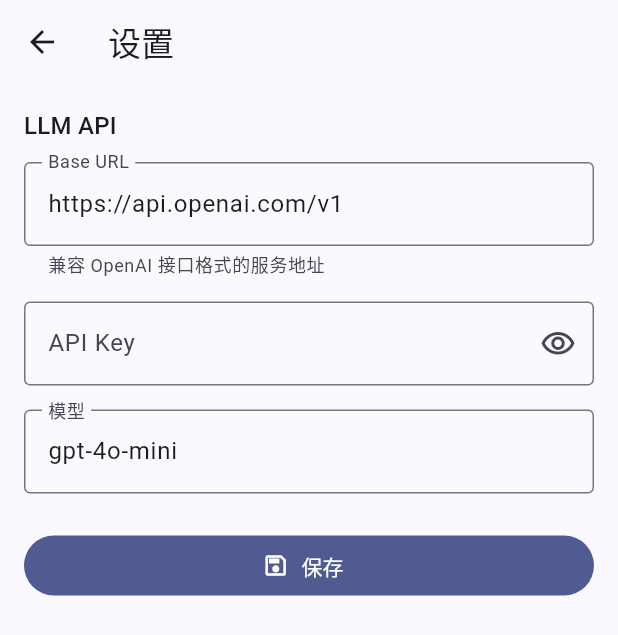
After one commit to daolao1/molan, a Flutter app: the SettingsPage screen opened directly, on a phone screen of 412 x 824 dp. The commit adds this screen. Shown: the top 635 px of the screen. Run offline on Flutter 3.47's test engine with Material 3 defaults, Android fonts, the phone set to English and light mode, and no system bars; our stand-ins replace drift, drift_flutter, shared_preferences; accounts and stored records are empty; generated files the repository leaves out were written again.

Commit message:
feat: 主界面/小说管理/四类设定条目/LLM 设置页

```diff
--- /dev/null
+++ b/lib/data/settings.dart
@@ -0,0 +1,35 @@
+import 'package:shared_preferences/shared_preferences.dart';
+
+class LlmSettings {
+  const LlmSettings(
+      {this.baseUrl = 'https://api.openai.com/v1',
+      this.apiKey = '',
+      this.model = 'gpt-4o-mini'});
+
+  final String baseUrl;
+  final String apiKey;
+  final String model;
+}
+
+class SettingsStore {
+  static const _kBaseUrl = 'llm_base_url';
+  static const _kApiKey = 'llm_api_key';
+  static const _kModel = 'llm_model';
+
+  static Future<LlmSettings> load() async {
+    final p = await SharedPreferences.getInstance();
+    const def = LlmSettings();
+    return LlmSettings(
+      baseUrl: p.getString(_kBaseUrl) ?? def.baseUrl,
+      apiKey: p.getString(_kApiKey) ?? def.apiKey,
+      model: p.getString(_kModel) ?? def.model,
+    );
+  }
+
+  static Future<void> save(LlmSettings s) async {
+    final p = await SharedPreferences.getInstance();
+    await p.setString(_kBaseUrl, s.baseUrl);
+    await p.setString(_kApiKey, s.apiKey);
+    await p.setString(_kModel, s.model);
+  }
+}
--- /dev/null
+++ b/lib/ui/settings_page.dart
@@ -0,0 +1,108 @@
+import 'package:flutter/material.dart';
+
+import '../data/settings.dart';
+
+class SettingsPage extends StatefulWidget {
+  const SettingsPage({super.key});
+
+  @override
+  State<SettingsPage> createState() => _SettingsPageState();
+}
+
+class _SettingsPageState extends State<SettingsPage> {
+  final _baseUrlCtrl = TextEditingController();
+  final _apiKeyCtrl = TextEditingController();
+  final _modelCtrl = TextEditingController();
+  bool _showKey = false;
+  bool _loaded = false;
+
+  @override
+  void initState() {
+    super.initState();
+    SettingsStore.load().then((s) {
+      if (!mounted) return;
+      setState(() {
+        _baseUrlCtrl.text = s.baseUrl;
+        _apiKeyCtrl.text = s.apiKey;
+        _modelCtrl.text = s.model;
+        _loaded = true;
+      });
+    });
+  }
+
+  @override
+  void dispose() {
+    _baseUrlCtrl.dispose();
+    _apiKeyCtrl.dispose();
+    _modelCtrl.dispose();
+    super.dispose();
+  }
+
+  Future<void> _save() async {
+    await SettingsStore.save(LlmSettings(
+      baseUrl: _baseUrlCtrl.text.trim(),
+      apiKey: _apiKeyCtrl.text.trim(),
+      model: _modelCtrl.text.trim(),
+    ));
+    if (mounted) {
+      ScaffoldMessenger.of(context)
+          .showSnackBar(const SnackBar(content: Text('已保存')));
+    }
+  }
+
+  @override
+  Widget build(BuildContext context) {
+    return Scaffold(
+      appBar: AppBar(title: const Text('设置')),
+      body: !_loaded
+          ? const Center(child: CircularProgressIndicator())
+          : ListView(
+              padding: const EdgeInsets.all(16),
+              children: [
+                Text('LLM API',
+                    style: Theme.of(context).textTheme.titleMedium),
+                const SizedBox(height: 12),
+                TextField(
+                  controller: _baseUrlCtrl,
+                  decoration: const InputDecoration(
+                    labelText: 'Base URL',
+                    hintText: 'https://api.openai.com/v1',
+                    helperText: '兼容 OpenAI 接口格式的服务地址',
+                    border: OutlineInputBorder(),
+                  ),
+                ),
+                const SizedBox(height: 16),
+                TextField(
+                  controller: _apiKeyCtrl,
+                  obscureText: !_showKey,
+                  decoration: InputDecoration(
+                    labelText: 'API Key',
+                    border: const OutlineInputBorder(),
+                    suffixIcon: IconButton(
+                      icon: Icon(_showKey
+                          ? Icons.visibility_off_outlined
+                          : Icons.visibility_outlined),
+                      onPressed: () => setState(() => _showKey = !_showKey),
+                    ),
+                  ),
+                ),
+                const SizedBox(height: 16),
+                TextField(
+                  controller: _modelCtrl,
+                  decoration: const InputDecoration(
+                    labelText: '模型',
+                    hintText: 'gpt-4o-mini',
+                    border: OutlineInputBorder(),
+                  ),
+                ),
+                const SizedBox(height: 24),
+                FilledButton.icon(
+                  onPressed: _save,
+                  icon: const Icon(Icons.save_outlined),
+                  label: const Text('保存'),
+                ),
+              ],
+            ),
+    );
+  }
+}
--- a/pubspec.yaml
+++ b/pubspec.yaml
@@ -34,6 +34,10 @@ dependencies:
   # The following adds the Cupertino Icons font to your application.
   # Use with the CupertinoIcons class for iOS style icons.
   cupertino_icons: ^1.0.8
+  drift: ^2.34.3
+  drift_flutter: ^0.3.1
+  path_provider: ^2.1.6
+  shared_preferences: ^2.5.5
 
 dev_dependencies:
   flutter_test:
@@ -45,6 +49,8 @@ dev_dependencies:
   # package. See that file for information about deactivating specific lint
   # rules and activating additional ones.
   flutter_lints: ^6.0.0
+  drift_dev: ^2.34.5
+  build_runner: ^2.15.1
 
 # For information on the generic Dart part of this file, see the
 # following page: https://dart.dev/tools/pub/pubspec
```
Also changed, not shown: lib/data/db.dart (added, +89 -0 lines), lib/main.dart (+16 -108 lines), lib/ui/entry_edit_page.dart (added, +90 -0 lines), lib/ui/home_page.dart (added, +130 -0 lines), lib/ui/novel_page.dart (added, +127 -0 lines), lib/data/db.g.dart (added), pubspec.lock, 4 other files.
